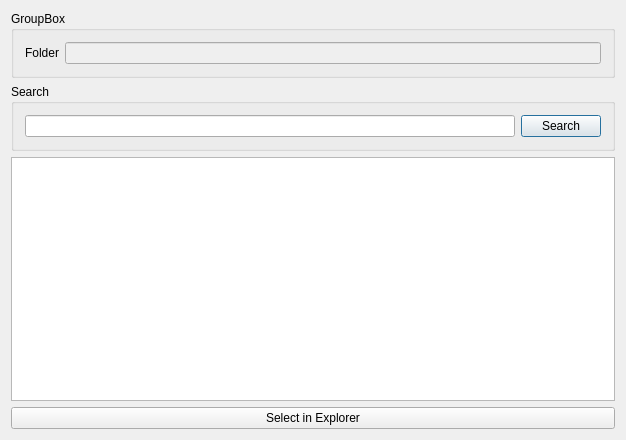
This is ExplorerFinder/QExplorerFinder.ui in KHeresy/WindowsExplorerFinder as Qt 5 draws it before an edit. The edited form follows.
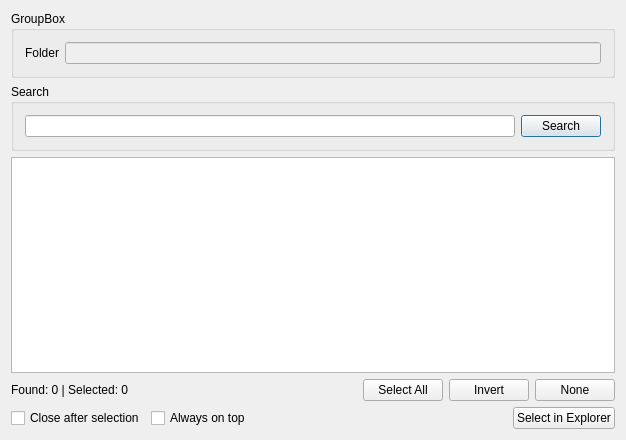
This is the edited form.

Commit message:
feat: enhance list interaction and add UI controls for selection and window state
- Change single-click to only select in list, double-click to select in Explorer.
- Enable multi-selection in the results list.
- Add status label showing found and selected item counts.
- Add 'Select All', 'Invert', and 'None' buttons for list selection.
- Add 'Close after selection' and 'Always on top' checkboxes.
- Persist checkbox states using QSettings.

```diff
--- a/ExplorerFinder/QExplorerFinder.ui
+++ b/ExplorerFinder/QExplorerFinder.ui
@@ -71,11 +71,87 @@
     </layout>
    </item>
    <item>
-    <widget class="QPushButton" name="btnSelectAll">
-     <property name="text">
-      <string>Select in Explorer</string>
-     </property>
-    </widget>
+    <layout class="QHBoxLayout" name="layoutSelectionControls">
+     <item>
+      <widget class="QLabel" name="lblStatus">
+       <property name="text">
+        <string>Found: 0 | Selected: 0</string>
+       </property>
+      </widget>
+     </item>
+     <item>
+      <spacer name="horizontalSpacer">
+       <property name="orientation">
+        <enum>Qt::Horizontal</enum>
+       </property>
+       <property name="sizeHint" stdset="0">
+        <size>
+         <width>40</width>
+         <height>20</height>
+        </size>
+       </property>
+      </spacer>
+     </item>
+     <item>
+      <widget class="QPushButton" name="btnListSelectAll">
+       <property name="text">
+        <string>Select All</string>
+       </property>
+      </widget>
+     </item>
+     <item>
+      <widget class="QPushButton" name="btnListInvert">
+       <property name="text">
+        <string>Invert</string>
+       </property>
+      </widget>
+     </item>
+     <item>
+      <widget class="QPushButton" name="btnListNone">
+       <property name="text">
+        <string>None</string>
+       </property>
+      </widget>
+     </item>
+    </layout>
+   </item>
+   <item>
+    <layout class="QHBoxLayout" name="layoutActions">
+     <item>
+      <widget class="QCheckBox" name="chkCloseAfterSelect">
+       <property name="text">
+        <string>Close after selection</string>
+       </property>
+      </widget>
+     </item>
+     <item>
+      <widget class="QCheckBox" name="chkAlwaysOnTop">
+       <property name="text">
+        <string>Always on top</string>
+       </property>
+      </widget>
+     </item>
+     <item>
+      <spacer name="horizontalSpacer_2">
+       <property name="orientation">
+        <enum>Qt::Horizontal</enum>
+       </property>
+       <property name="sizeHint" stdset="0">
+        <size>
+         <width>40</width>
+         <height>20</height>
+        </size>
+       </property>
+      </spacer>
+     </item>
+     <item>
+      <widget class="QPushButton" name="btnSelectAll">
+       <property name="text">
+        <string>Select in Explorer</string>
+       </property>
+      </widget>
+     </item>
+    </layout>
    </item>
   </layout>
  </widget>
```
The commit also changes 2 other files.
